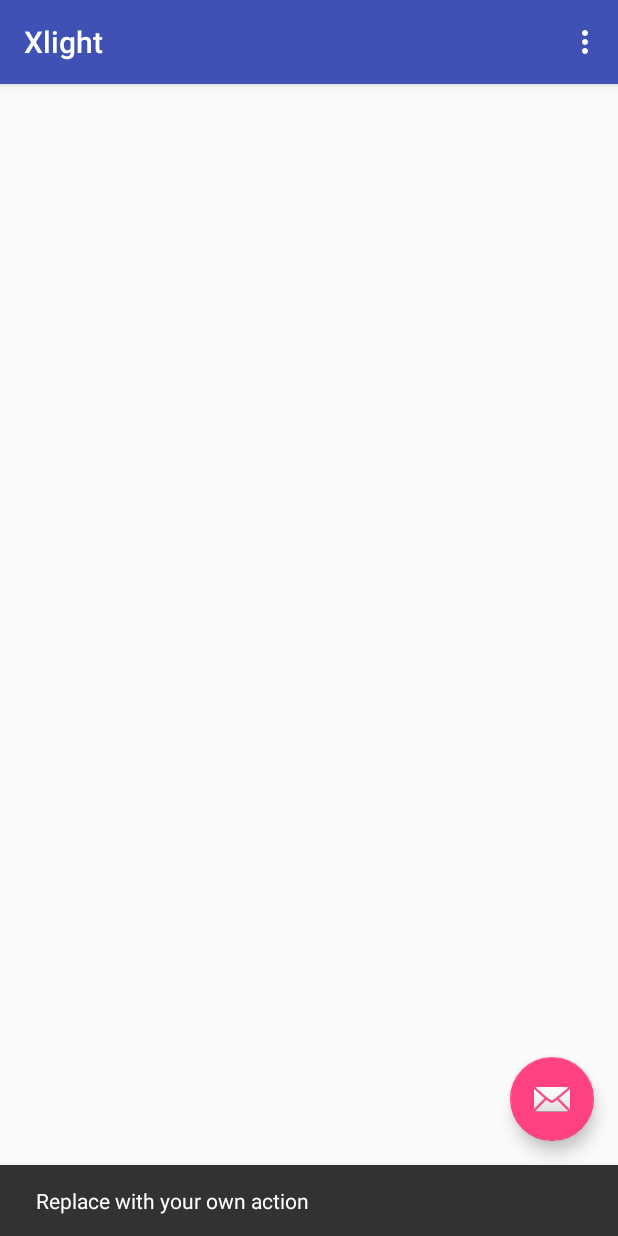
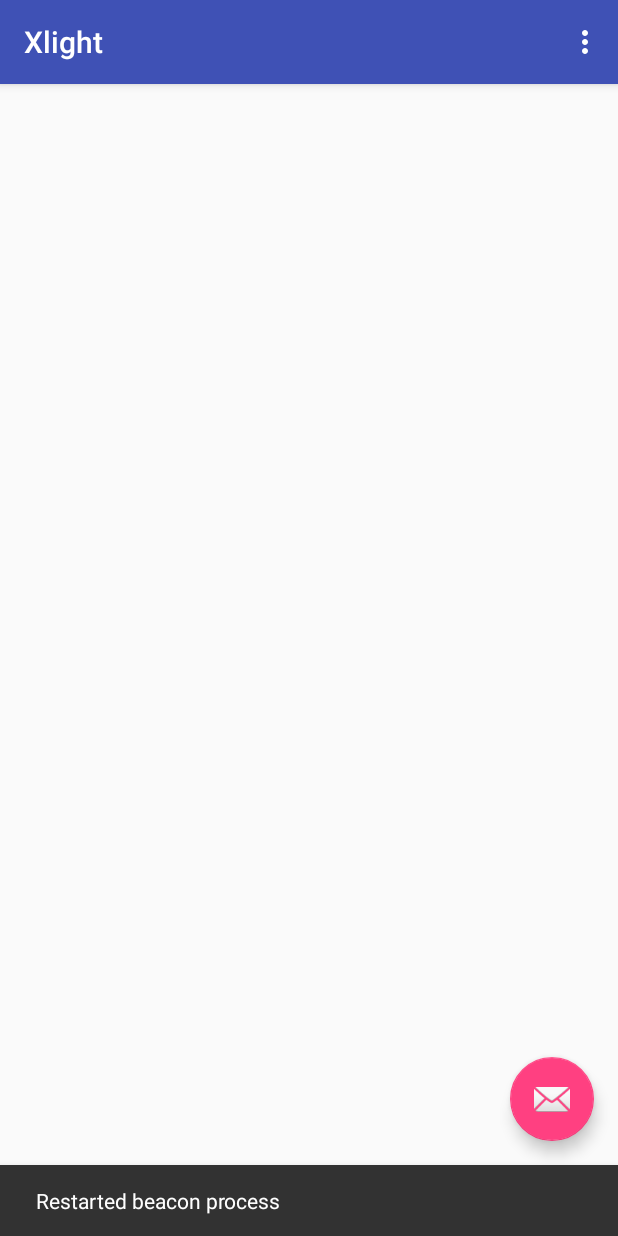
Before and after one commit to Rebstorm/dthack17, an Android app: the screen it shows after launch (MainActivity), after a tap on an icon or button, on a phone screen of 412 x 824 dp. Run offline under Robolectric (Android 15) with nearby library versions, the phone set to English and light mode, and no system bars; libraries missing offline, so code that uses them is left out: org.altbeacon.beacon; 3 statements that could not run were skipped.

Commit message:
range listener

```diff
--- a/smartampel/client/app/src/main/java/xlight/xlight/MainActivity.java
+++ b/smartampel/client/app/src/main/java/xlight/xlight/MainActivity.java
@@ -1,8 +1,14 @@
 package xlight.xlight;
 
+import android.Manifest;
+import android.app.Activity;
+import android.content.pm.PackageManager;
 import android.os.Bundle;
+import android.os.RemoteException;
 import android.support.design.widget.FloatingActionButton;
 import android.support.design.widget.Snackbar;
+import android.support.v4.app.ActivityCompat;
+import android.support.v4.content.ContextCompat;
 import android.support.v7.app.AppCompatActivity;
 import android.support.v7.widget.Toolbar;
 import android.util.Log;
@@ -11,11 +17,15 @@ import android.view.Menu;
 import android.view.MenuItem;
 import android.widget.Toast;
 
+import org.altbeacon.beacon.Beacon;
 import org.altbeacon.beacon.BeaconConsumer;
 import org.altbeacon.beacon.BeaconManager;
 import org.altbeacon.beacon.BeaconParser;
 import org.altbeacon.beacon.MonitorNotifier;
+import org.altbeacon.beacon.RangeNotifier;
 import org.altbeacon.beacon.Region;
+
+import java.util.Collection;
 
 
 public class MainActivity extends AppCompatActivity implements BeaconConsumer {
@@ -31,12 +41,24 @@ public class MainActivity extends AppCompatActivity implements BeaconConsumer {
         fab.setOnClickListener(new View.OnClickListener() {
             @Override
             public void onClick(View view) {
-                Snackbar.make(view, "Replace with your own action", Snackbar.LENGTH_LONG)
+                Snackbar.make(view, "Restarted beacon process", Snackbar.LENGTH_LONG)
                         .setAction("Action", null).show();
             }
         });
+        askPermissions();
+        getBeaconManager();
+    }
 
-        getBeaconManager();
+    private void askPermissions() {
+        if (ContextCompat.checkSelfPermission(getApplicationContext(),
+                Manifest.permission.ACCESS_FINE_LOCATION)
+                != PackageManager.PERMISSION_GRANTED) {
+
+            ActivityCompat.requestPermissions(this, new String[]{Manifest.permission.ACCESS_COARSE_LOCATION}, 0 );
+
+
+        }
+
     }
 
 
@@ -82,6 +104,7 @@ public class MainActivity extends AppCompatActivity implements BeaconConsumer {
     @Override
     public void onBeaconServiceConnect() {
         beaconManager.addMonitorNotifier(new MonitorNotifier() {
+
             @Override
             public void didEnterRegion(Region region) {
                 Toast.makeText(getApplicationContext(),"new region found", Toast.LENGTH_SHORT).show();
@@ -94,8 +117,30 @@ public class MainActivity extends AppCompatActivity implements BeaconConsumer {
 
             @Override
             public void didDetermineStateForRegion(int i, Region region) {
-                Toast.makeText(getApplicationContext(), "I have just switched from seeing/not seeing beacons: "+ i, Toast.LENGTH_SHORT).show();
+                Toast.makeText(getApplicationContext(), "I have just switched from seeing : "+ region.getUniqueId(), Toast.LENGTH_SHORT).show();
+            }
+
+        });
+
+        beaconManager.addRangeNotifier(new RangeNotifier() {
+            @Override
+            public void didRangeBeaconsInRegion(Collection<Beacon> beacons, Region region) {
+                if(beacons.size() > 0){
+                    Toast.makeText(getApplicationContext(), "The first beacon I see is about "+beacons.iterator().next().getDistance()+" meters away.", Toast.LENGTH_SHORT).show();
+                }
             }
         });
+
+        try {
+            beaconManager.startMonitoringBeaconsInRegion(new Region("1337", null, null, null));
+        } catch (Exception e) {
+
+        }
+
+        try {
+            beaconManager.startRangingBeaconsInRegion(new Region("1337", null, null, null));
+        } catch (RemoteException e) {
+
+        }
     }
 }
```
